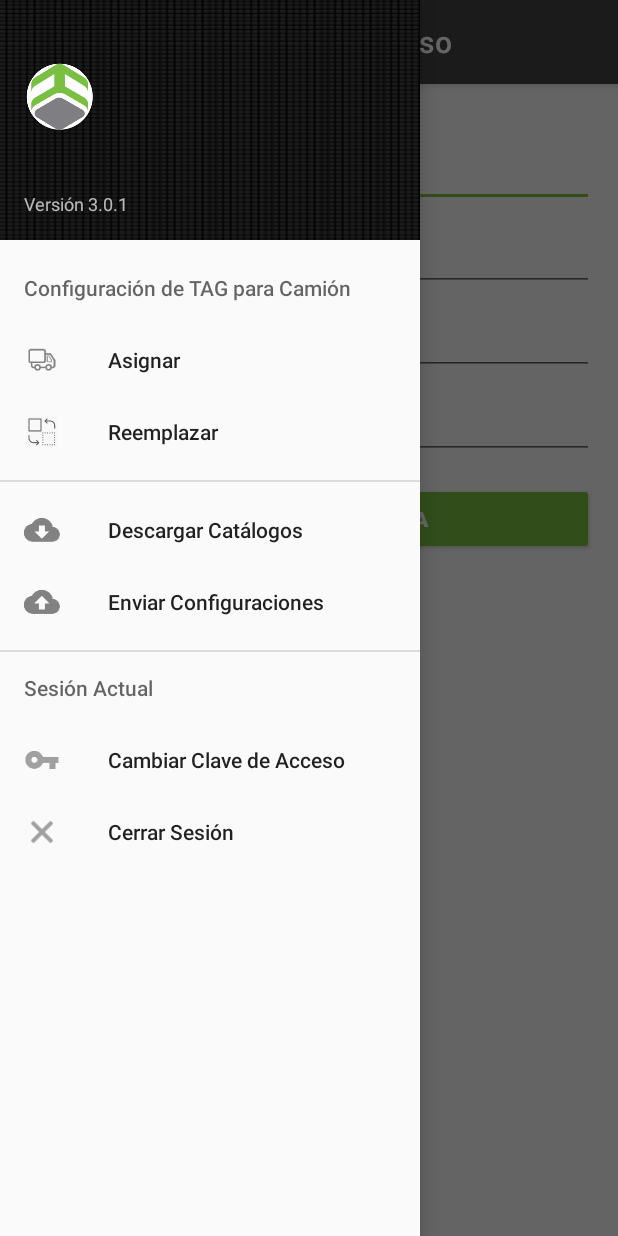
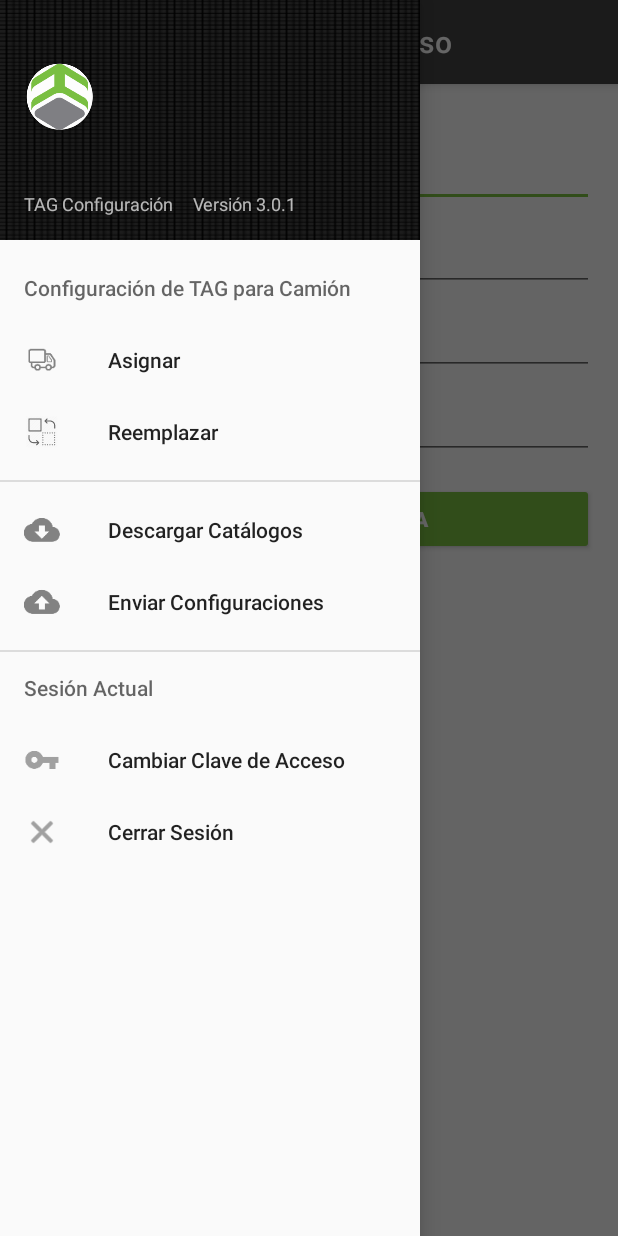
Before and after one commit to dannie1310/acarreosTAG, an Android app: the CambioClaveActivity screen opened directly, with no data from a screen before it, with the side drawer open, on a phone screen of 412 x 824 dp. Run offline under Robolectric (Android 15) with nearby library versions, the phone set to English and light mode, and no system bars; 3 statements that could not run were skipped.

Commit message:
nombre de la aplicacion en el menu

```diff
--- a/app/src/main/java/mx/grupohi/acarreostag/CambioClaveActivity.java
+++ b/app/src/main/java/mx/grupohi/acarreostag/CambioClaveActivity.java
@@ -134,7 +134,7 @@ public class CambioClaveActivity extends AppCompatActivity
                             tvu.setText(usuario.name);
                         }
                         if (tvv != null) {
-                            tvv.setText("Versión " + String.valueOf(BuildConfig.VERSION_NAME));
+                            tvv.setText(getString(R.string.app_name)+"     "+"Versión " + String.valueOf(BuildConfig.VERSION_NAME));
                         }
                     }
                 }
--- a/app/src/main/java/mx/grupohi/acarreostag/MainActivity.java
+++ b/app/src/main/java/mx/grupohi/acarreostag/MainActivity.java
@@ -133,7 +133,7 @@ public class MainActivity extends AppCompatActivity
                         tvu.setText(user.getName());
                     }
                     if (tvv != null) {
-                        tvv.setText("Versión " + String.valueOf(BuildConfig.VERSION_NAME));
+                        tvv.setText(getString(R.string.app_name)+"     "+"Versión " + String.valueOf(BuildConfig.VERSION_NAME));
                     }
                 }
             }
--- a/app/src/main/java/mx/grupohi/acarreostag/ReemplazarActivity.java
+++ b/app/src/main/java/mx/grupohi/acarreostag/ReemplazarActivity.java
@@ -108,7 +108,7 @@ public class ReemplazarActivity extends AppCompatActivity
                             tvu.setText(user.getName());
                         }
                         if (tvv != null) {
-                            tvv.setText("Versión " + String.valueOf(BuildConfig.VERSION_NAME));
+                            tvv.setText(getString(R.string.app_name)+"     "+"Versión " + String.valueOf(BuildConfig.VERSION_NAME));
                         }
                     }
                 }
```
